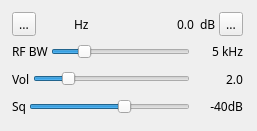
f4exb/sdrangel, file plugins/channelrx/demodam/amdemodgui.ui: the form before one commit.
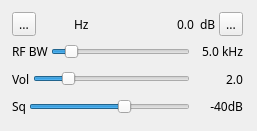
The form after the commit. Icons and pictures are not drawn. Custom widgets are drawn as their Qt base class.

```diff
--- a/plugins/channelrx/demodam/amdemodgui.ui
+++ b/plugins/channelrx/demodam/amdemodgui.ui
@@ -188,7 +188,7 @@
          <number>10</number>
         </property>
         <property name="maximum">
-         <number>200</number>
+         <number>400</number>
         </property>
         <property name="pageStep">
          <number>1</number>
@@ -210,7 +210,7 @@
          </size>
         </property>
         <property name="text">
-         <string>5 kHz</string>
+         <string>5.0 kHz</string>
         </property>
         <property name="alignment">
          <set>Qt::AlignRight|Qt::AlignTrailing|Qt::AlignVCenter</set>
```
Left out of the diff: 11 changed lines with no effect on the pictures.
